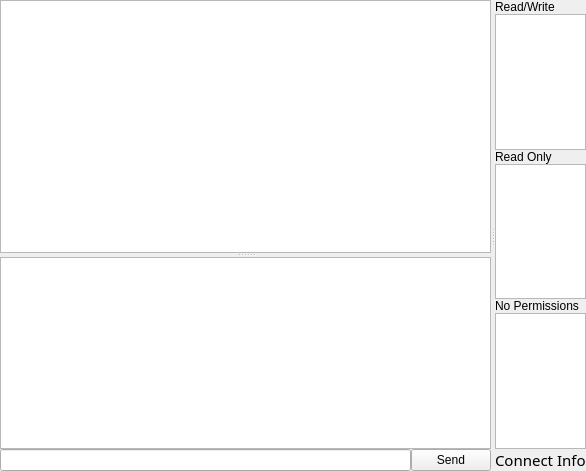
The window that document.ui (obiwankennedy/cahootseditor) describes before a commit, drawn with Qt 5.
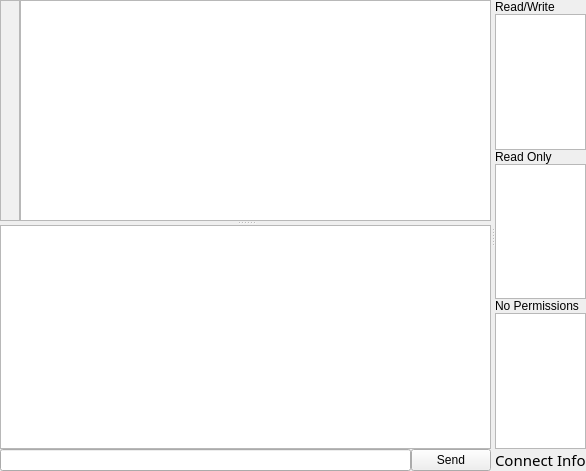
The same window after the commit.

Commit message: We now have a very rudimentary line count widget on the side of the document.

```diff
--- a/document.ui
+++ b/document.ui
@@ -26,18 +26,121 @@
       <property name="orientation">
        <enum>Qt::Vertical</enum>
       </property>
-      <widget class="QTextEdit" name="codeTextEdit">
-       <property name="sizePolicy">
-        <sizepolicy hsizetype="Ignored" vsizetype="Expanding">
-         <horstretch>0</horstretch>
-         <verstretch>100</verstretch>
-        </sizepolicy>
-       </property>
-       <property name="font">
-        <font>
-         <family>Courier</family>
-        </font>
-       </property>
+      <widget class="QWidget" name="">
+       <layout class="QHBoxLayout" name="horizontalLayout_2">
+        <property name="spacing">
+         <number>0</number>
+        </property>
+        <item>
+         <widget class="QTextEdit" name="lineNumberTextEdit">
+          <property name="sizePolicy">
+           <sizepolicy hsizetype="Expanding" vsizetype="Expanding">
+            <horstretch>0</horstretch>
+            <verstretch>0</verstretch>
+           </sizepolicy>
+          </property>
+          <property name="minimumSize">
+           <size>
+            <width>20</width>
+            <height>0</height>
+           </size>
+          </property>
+          <property name="maximumSize">
+           <size>
+            <width>20</width>
+            <height>16777215</height>
+           </size>
+          </property>
+          <property name="palette">
+           <palette>
+            <active>
+             <colorrole role="Base">
+              <brush brushstyle="SolidPattern">
+               <color alpha="255">
+                <red>240</red>
+                <green>240</green>
+                <blue>240</blue>
+               </color>
+              </brush>
+             </colorrole>
+            </active>
+            <inactive>
+             <colorrole role="Base">
+              <brush brushstyle="SolidPattern">
+               <color alpha="255">
+                <red>240</red>
+                <green>240</green>
+                <blue>240</blue>
+               </color>
+              </brush>
+             </colorrole>
+            </inactive>
+            <disabled>
+             <colorrole role="Base">
+              <brush brushstyle="SolidPattern">
+               <color alpha="255">
+                <red>212</red>
+                <green>208</green>
+                <blue>200</blue>
+               </color>
+              </brush>
+             </colorrole>
+            </disabled>
+           </palette>
+          </property>
+          <property name="font">
+           <font>
+            <family>Courier</family>
+           </font>
+          </property>
+          <property name="focusPolicy">
+           <enum>Qt::NoFocus</enum>
+          </property>
+          <property name="acceptDrops">
+           <bool>false</bool>
+          </property>
+          <property name="autoFillBackground">
+           <bool>true</bool>
+          </property>
+          <property name="frameShape">
+           <enum>QFrame::StyledPanel</enum>
+          </property>
+          <property name="frameShadow">
+           <enum>QFrame::Sunken</enum>
+          </property>
+          <property name="verticalScrollBarPolicy">
+           <enum>Qt::ScrollBarAlwaysOff</enum>
+          </property>
+          <property name="horizontalScrollBarPolicy">
+           <enum>Qt::ScrollBarAlwaysOff</enum>
+          </property>
+          <property name="lineWrapMode">
+           <enum>QTextEdit::NoWrap</enum>
+          </property>
+          <property name="readOnly">
+           <bool>true</bool>
+          </property>
+          <property name="textInteractionFlags">
+           <set>Qt::TextSelectableByMouse</set>
+          </property>
+         </widget>
+        </item>
+        <item>
+         <widget class="QTextEdit" name="codeTextEdit">
+          <property name="sizePolicy">
+           <sizepolicy hsizetype="Expanding" vsizetype="Expanding">
+            <horstretch>0</horstretch>
+            <verstretch>100</verstretch>
+           </sizepolicy>
+          </property>
+          <property name="font">
+           <font>
+            <family>Courier</family>
+           </font>
+          </property>
+         </widget>
+        </item>
+       </layout>
       </widget>
       <widget class="QWidget" name="layoutWidget">
        <layout class="QVBoxLayout" name="verticalLayout">
@@ -47,7 +150,7 @@
         <item>
          <widget class="QTextEdit" name="chatTextEdit">
           <property name="sizePolicy">
-           <sizepolicy hsizetype="Ignored" vsizetype="Expanding">
+           <sizepolicy hsizetype="Ignored" vsizetype="MinimumExpanding">
             <horstretch>0</horstretch>
             <verstretch>1</verstretch>
            </sizepolicy>
```
The commit also changes 2 other files.
